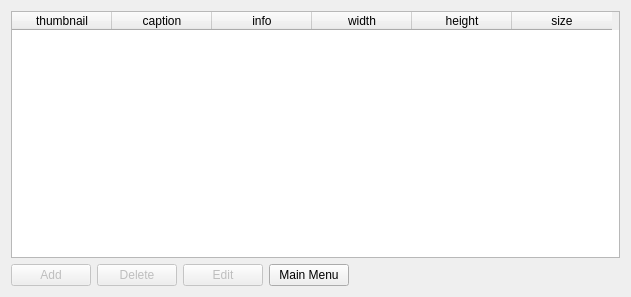
Above: qt/apps/configurator/forms/pictures.ui from Wolframe/qtClient before the change. Below: the same form after it.
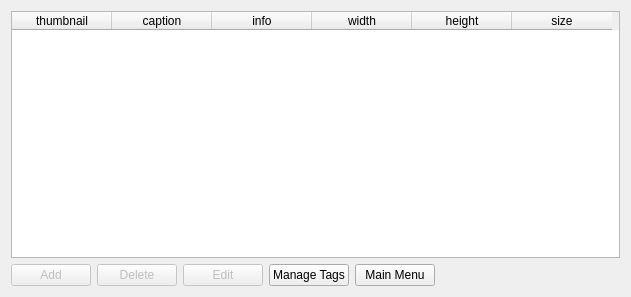
That is the form after the change.

Commit message: added tag dialogs

```diff
--- a/qt/apps/configurator/forms/pictures.ui
+++ b/qt/apps/configurator/forms/pictures.ui
@@ -140,6 +140,16 @@
        </property>
       </widget>
      </item>
+     <item>
+      <widget class="QPushButton" name="form1">
+       <property name="text">
+        <string>Manage Tags</string>
+       </property>
+       <property name="form" stdset="0">
+        <string notr="true">tags</string>
+       </property>
+      </widget>
+     </item>
      <item>
       <widget class="QPushButton" name="reload_2">
        <property name="text">
```
Left out of the diff: 3 changed lines with no effect on the pictures. The commit also changes 7 other files.
